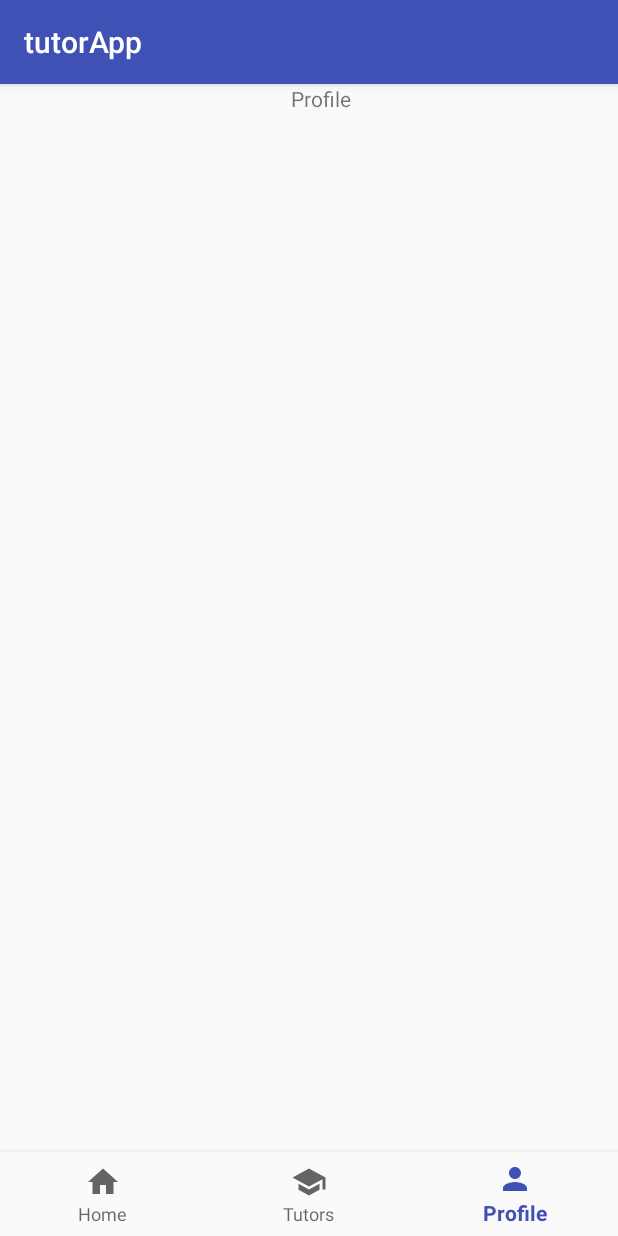
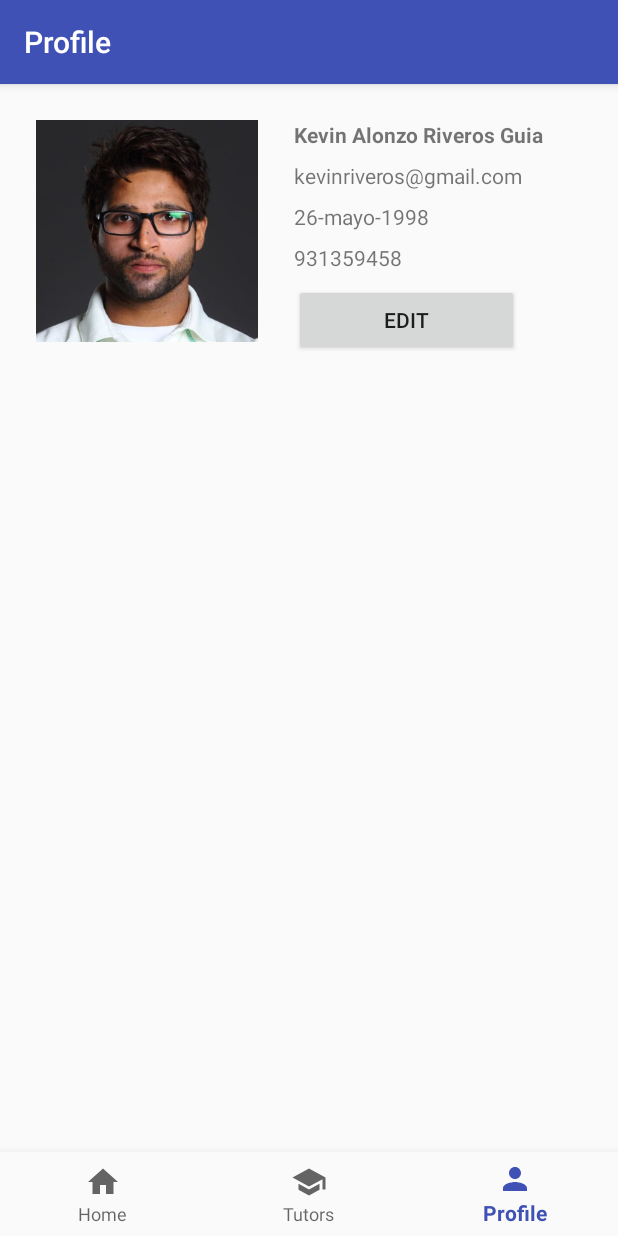
Before and after one commit to kevin-riveros/tutorApp, an Android app: the screen it shows after launch (MainActivity), item 3 of the bottom bar chosen, on a phone screen of 412 x 824 dp. Run offline under Robolectric (Android 15) with nearby library versions, the phone set to English and light mode, and no system bars.

Commit message:
Integrate Fragments and change titles

```diff
--- a/src/main/java/kiva/com/pe/tutorapp/controllers/activities/MainActivity.kt
+++ b/src/main/java/kiva/com/pe/tutorapp/controllers/activities/MainActivity.kt
@@ -2,35 +2,52 @@ package kiva.com.pe.tutorapp.controllers.activities
 
 import android.os.Bundle
 import android.support.design.widget.BottomNavigationView
+import android.support.v4.app.Fragment
 import android.support.v7.app.AppCompatActivity
+import android.view.MenuItem
 import kiva.com.pe.tutorapp.R
+import kiva.com.pe.tutorapp.controllers.fragments.FeedFragment
+import kiva.com.pe.tutorapp.controllers.fragments.ProfileFragment
+import kiva.com.pe.tutorapp.controllers.fragments.TutorsFragment
 import kotlinx.android.synthetic.main.activity_main.*
 
 class MainActivity : AppCompatActivity() {
 
     private val mOnNavigationItemSelectedListener = BottomNavigationView.OnNavigationItemSelectedListener { item ->
-        when (item.itemId) {
-            R.id.navigation_home -> {
-                message.setText(R.string.title_home)
-                return@OnNavigationItemSelectedListener true
-            }
-            R.id.navigation_dashboard -> {
-                message.setText(R.string.title_tutors)
-                return@OnNavigationItemSelectedListener true
-            }
-            R.id.navigation_notifications -> {
-                message.setText(R.string.title_profile)
-                return@OnNavigationItemSelectedListener true
-
-            }
-        }
-        false
+        return@OnNavigationItemSelectedListener navigateTo(item)
     }
 
     override fun onCreate(savedInstanceState: Bundle?) {
         super.onCreate(savedInstanceState)
         setContentView(R.layout.activity_main)
-
+        supportActionBar?.title = "Feed"
         navigation.setOnNavigationItemSelectedListener(mOnNavigationItemSelectedListener)
     }
+
+    private fun fragmentFor(item: MenuItem):Fragment {
+
+        when (item.itemId) {
+            R.id.navigation_home -> {
+                supportActionBar?.title = getString(R.string.feed_title)
+                return FeedFragment()
+            }
+            R.id.navigation_dashboard -> {
+                supportActionBar?.title = getString(R.string.tutors_title)
+                return TutorsFragment()
+            }
+            R.id.navigation_notifications -> {
+                supportActionBar?.title = getString(R.string.profile_title)
+                return ProfileFragment()
+
+            }
+        }
+        return FeedFragment()
+
+    }
+    private fun navigateTo(item : MenuItem): Boolean{
+        item.setChecked(true)
+        return supportFragmentManager.beginTransaction().replace(R.id.content,fragmentFor(item)).commit()>0
+
+    }
+
 }
--- a/src/main/java/kiva/com/pe/tutorapp/controllers/fragments/TutorsFragment.kt
+++ b/src/main/java/kiva/com/pe/tutorapp/controllers/fragments/TutorsFragment.kt
@@ -20,7 +20,7 @@ private const val ARG_PARAM2 = "param2"
  */
 class TutorsFragment : Fragment() {
 
-    override fun onCreateView(inflater: LayoutInflater, container: ViewGroup?,
+    override fun onCreateView(inflater: LayoutInflater,     container: ViewGroup?,
                               savedInstanceState: Bundle?): View? {
         // Inflate the layout for this fragment
         return inflater.inflate(R.layout.fragment_tutors, container, false)
--- a/src/main/res/layout/activity_main.xml
+++ b/src/main/res/layout/activity_main.xml
@@ -7,16 +7,12 @@
     android:layout_height="match_parent"
     tools:context=".controllers.activities.MainActivity">
 
-    <TextView
-        android:id="@+id/message"
-        android:layout_width="wrap_content"
-        android:layout_height="wrap_content"
-        android:layout_marginLeft="@dimen/activity_horizontal_margin"
-        android:layout_marginStart="@dimen/activity_horizontal_margin"
-        android:layout_marginTop="@dimen/activity_vertical_margin"
-        android:text="@string/title_home"
-        app:layout_constraintStart_toStartOf="parent"
-        app:layout_constraintEnd_toEndOf="parent" />
+    <FrameLayout
+        android:id="@+id/content"
+        android:layout_width="match_parent"
+        android:layout_height="match_parent"
+        />
+
 
     <android.support.design.widget.BottomNavigationView
         android:id="@+id/navigation"
--- a/src/main/res/layout/fragment_feed.xml
+++ b/src/main/res/layout/fragment_feed.xml
@@ -9,6 +9,6 @@
     <TextView
         android:layout_width="match_parent"
         android:layout_height="match_parent"
-        android:text="@string/hello_blank_fragment" />
+        android:text="feed" />
 
 </FrameLayout>
--- a/src/main/res/layout/fragment_profile.xml
+++ b/src/main/res/layout/fragment_profile.xml
@@ -12,7 +12,7 @@
         android:layout_width="match_parent"
         android:layout_height="match_parent">
         <ImageView
-
+            android:contentDescription="@string/image_profile"
             android:id="@+id/imageView"
             android:layout_width="180dp"
             android:layout_height="180dp"
@@ -67,8 +67,9 @@
 
             />
 
-        <android.support.design.button.MaterialButton
-            android:layout_width="160dp"
+        <Button
+            android:id="@+id/editProfileButton"
+            android:layout_width="150dp"
             android:layout_height="wrap_content"
             android:text="Edit"
             android:layout_margin="@dimen/default_margin"
--- a/src/main/res/layout/fragment_tutors.xml
+++ b/src/main/res/layout/fragment_tutors.xml
@@ -9,6 +9,6 @@
     <TextView
         android:layout_width="match_parent"
         android:layout_height="match_parent"
-        android:text="@string/hello_blank_fragment" />
+        android:text="List tutors" />
 
 </FrameLayout>
--- a/src/main/res/values/strings.xml
+++ b/src/main/res/values/strings.xml
@@ -6,4 +6,8 @@
 
     <!-- TODO: Remove or change this placeholder text -->
     <string name="hello_blank_fragment">Hello blank fragment</string>
+    <string name="image_profile">imageProfile</string>
+    <string name="feed_title">Feed</string>
+    <string name="tutors_title">Tutors</string>
+    <string name="profile_title">Profile</string>
 </resources>
```
Also changed, not shown: 1 other file.
